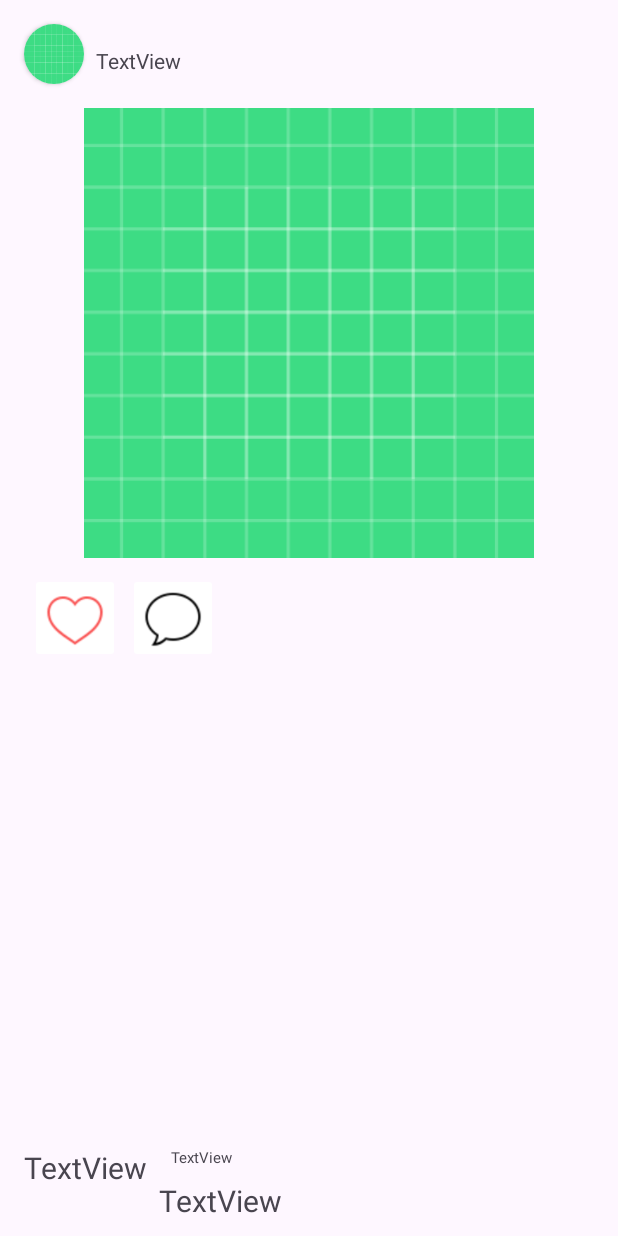
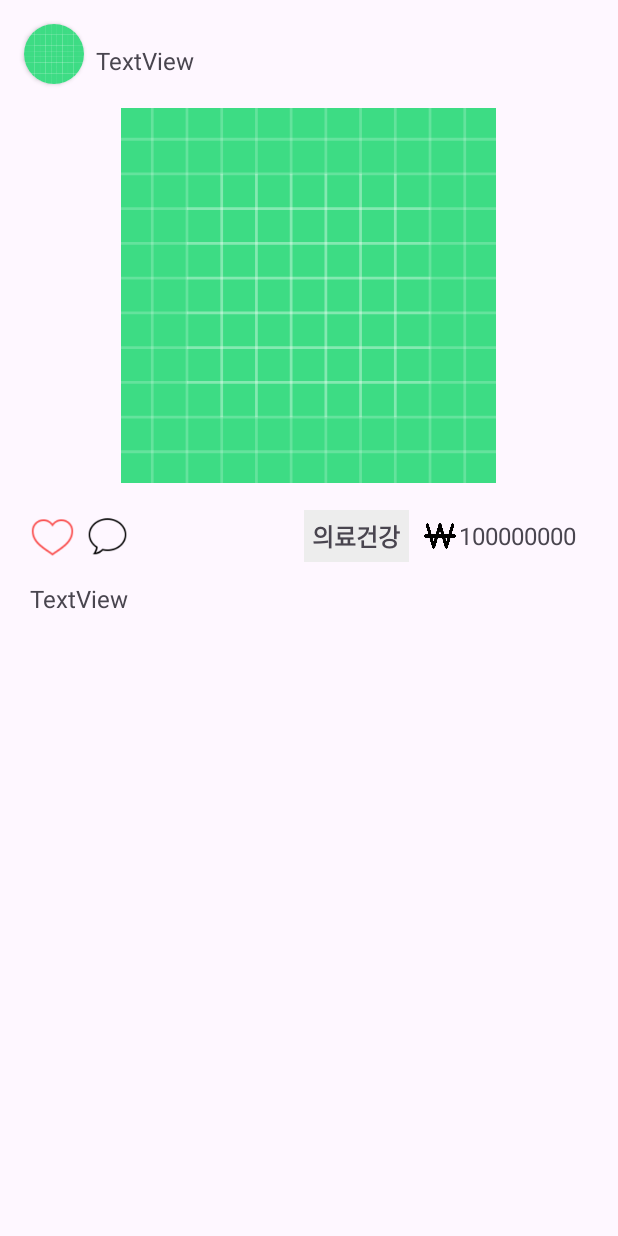
Before and after one commit to 2023-SMHRD-SW-Fullstack-1/HackathonM3W3, an Android app: the layout feed_item.xml on its own in the app's theme, with its tools: preview values and no code run, on a phone screen of 412 x 824 dp. Run offline under Robolectric (Android 15) with nearby library versions, the phone set to English and light mode, and no system bars; network calls fail.

Commit message:
feedDesign good

```diff
--- a/frontend/app/src/main/java/com/hjy/hackathon/adapter/FeedAdapter.kt
+++ b/frontend/app/src/main/java/com/hjy/hackathon/adapter/FeedAdapter.kt
@@ -11,6 +11,7 @@ import androidx.recyclerview.widget.RecyclerView
 import com.hjy.hackathon.vo.FeedVO
 import com.hjy.hackathon.viewHolder.FeedViewHolder
 import com.bumptech.glide.Glide
+import com.hjy.hackathon.R
 
 class FeedAdapter(var context: Context, var template: Int, var data: ArrayList<FeedVO>) :
     RecyclerView.Adapter<FeedViewHolder>() {
@@ -31,15 +32,17 @@ class FeedAdapter(var context: Context, var template: Int, var data: ArrayList<F
     override fun onBindViewHolder(holder: FeedViewHolder, position: Int) {
         val feed = data[position]
 
-        if (feed.mb_profile != null){
+        if (feed.mb_profile != null) {
             val imageBytesProfile = Base64.decode(feed.mb_profile, 0);
-            val imageProfile = BitmapFactory.decodeByteArray(imageBytesProfile, 0, imageBytesProfile.size);
+            val imageProfile =
+                BitmapFactory.decodeByteArray(imageBytesProfile, 0, imageBytesProfile.size);
             holder.img_profile.setImageBitmap(imageProfile);
         }
 
         if (feed.board_img != null) {
             val imageBytesContent = Base64.decode(feed.board_img, 0);
-            val imageContent = BitmapFactory.decodeByteArray(imageBytesContent, 0, imageBytesContent.size);
+            val imageContent =
+                BitmapFactory.decodeByteArray(imageBytesContent, 0, imageBytesContent.size);
             holder.img_content.setImageBitmap(imageContent);
         }
 
@@ -47,6 +50,18 @@ class FeedAdapter(var context: Context, var template: Int, var data: ArrayList<F
         holder.tv_content.text = feed.board_content
         holder.tv_cost.text = feed.board_cost.toString()
         holder.tv_category.text = feed.board_cg
+
+        var i = false;
+        holder.img_like.setOnClickListener {
+            if (i == true) {
+                holder.img_like.setImageResource(R.drawable.feedunlike)
+                i = false
+            } else {
+                holder.img_like.setImageResource(R.drawable.feedlike)
+                i = true
+            }
+        }
+
 
 //        Glide.with(holder.itemView.context).load(feed.board_img).into(holder.img_content)
 //        var feedList : FeedVO = data.get(position)
--- a/frontend/app/src/main/java/com/hjy/hackathon/mainfragment/FeedFragment.kt
+++ b/frontend/app/src/main/java/com/hjy/hackathon/mainfragment/FeedFragment.kt
@@ -6,6 +6,7 @@ import androidx.fragment.app.Fragment
 import android.view.LayoutInflater
 import android.view.View
 import android.view.ViewGroup
+import android.widget.ImageButton
 import androidx.recyclerview.widget.LinearLayoutManager
 import androidx.recyclerview.widget.RecyclerView
 import com.android.volley.Request
@@ -37,6 +38,8 @@ class FeedFragment : Fragment() {
 
         val data = ArrayList<FeedVO>()
 
+
+        // 가져오기
         val request = object : StringRequest(
             Request.Method.POST,
             "http://172.30.1.28:8888/board/feed",
@@ -50,7 +53,7 @@ class FeedFragment : Fragment() {
                     data.add(feed)
                 }
 
-                val adapter : FeedAdapter = FeedAdapter(requireContext(),R.layout.feed_item ,data)
+                val adapter: FeedAdapter = FeedAdapter(requireContext(), R.layout.feed_item, data)
                 rv_feedList.layoutManager = LinearLayoutManager(requireActivity())
                 rv_feedList.adapter = adapter
 
--- a/frontend/app/src/main/java/com/hjy/hackathon/viewHolder/FeedViewHolder.kt
+++ b/frontend/app/src/main/java/com/hjy/hackathon/viewHolder/FeedViewHolder.kt
@@ -1,6 +1,7 @@
 package com.hjy.hackathon.viewHolder
 
 import android.view.View
+import android.widget.ImageButton
 import android.widget.ImageView
 import android.widget.TextView
 import androidx.recyclerview.widget.RecyclerView.ViewHolder
@@ -13,6 +14,8 @@ class FeedViewHolder(val itemView: View) : ViewHolder(itemView) {
     var tv_category: TextView
     var img_content: ImageView
     var img_profile: ImageView
+    var img_like: ImageView
+    var img_comment: ImageView
 
 
     init {
@@ -22,5 +25,7 @@ class FeedViewHolder(val itemView: View) : ViewHolder(itemView) {
         tv_category = itemView.findViewById(R.id.tv_category)
         img_content = itemView.findViewById(R.id.img_content)
         img_profile = itemView.findViewById(R.id.img_profile)
+        img_like = itemView.findViewById(R.id.img_like)
+        img_comment = itemView.findViewById(R.id.img_comment)
     }
 }
--- a/frontend/app/src/main/res/layout/feed_item.xml
+++ b/frontend/app/src/main/res/layout/feed_item.xml
@@ -3,7 +3,7 @@
     xmlns:app="http://schemas.android.com/apk/res-auto"
     xmlns:tools="http://schemas.android.com/tools"
     android:layout_width="match_parent"
-    android:layout_height="match_parent">
+    android:layout_height="wrap_content">
 
     <androidx.cardview.widget.CardView
         android:id="@+id/cardView2"
@@ -29,14 +29,15 @@
         android:layout_marginStart="8dp"
         android:layout_marginTop="8dp"
         android:text="TextView"
+        android:textSize="16sp"
         app:layout_constraintBottom_toBottomOf="@+id/cardView2"
         app:layout_constraintStart_toEndOf="@+id/cardView2"
         app:layout_constraintTop_toTopOf="@+id/cardView2" />
 
     <ImageView
         android:id="@+id/img_content"
-        android:layout_width="300dp"
-        android:layout_height="300dp"
+        android:layout_width="250dp"
+        android:layout_height="250dp"
         android:layout_marginTop="16dp"
         app:layout_constraintEnd_toEndOf="parent"
         app:layout_constraintHorizontal_bias="0.498"
@@ -46,34 +47,33 @@
 
     <TextView
         android:id="@+id/tv_cost"
-        android:layout_width="wrap_content"
+        android:layout_width="90dp"
         android:layout_height="wrap_content"
-        android:layout_marginStart="16dp"
-        android:text="TextView"
-        android:textSize="10sp"
-        app:layout_constraintBottom_toBottomOf="@+id/tv_category"
-        app:layout_constraintStart_toEndOf="@+id/tv_category"
-        app:layout_constraintTop_toTopOf="@+id/tv_category"
-        app:layout_constraintVertical_bias="0.0" />
+        android:layout_marginTop="24dp"
+        android:layout_marginEnd="16dp"
+        android:text="100000000"
+        android:textSize="16sp"
+        app:layout_constraintEnd_toEndOf="parent"
+        app:layout_constraintTop_toBottomOf="@+id/img_content" />
 
-    <ImageButton
+    <ImageView
         android:id="@+id/img_like"
-        android:layout_width="60dp"
-        android:layout_height="60dp"
+        android:layout_width="30dp"
+        android:layout_height="30dp"
         android:layout_marginStart="20dp"
-        android:layout_marginTop="10dp"
-        android:backgroundTint="#FFFFFF"
+        android:layout_marginTop="20dp"
+        android:backgroundTint="#FEFAFD"
         android:scaleType="centerCrop"
         app:layout_constraintStart_toStartOf="parent"
         app:layout_constraintTop_toBottomOf="@+id/img_content"
         app:srcCompat="@drawable/feedunlike" />
 
-    <ImageButton
+    <ImageView
         android:id="@+id/img_comment"
-        android:layout_width="60dp"
-        android:layout_height="60dp"
-        android:layout_marginStart="5dp"
-        android:backgroundTint="#FFFFFF"
+        android:layout_width="27dp"
+        android:layout_height="27dp"
+        android:layout_marginStart="8dp"
+        android:backgroundTint="#FEFAFD"
         android:scaleType="centerCrop"
         app:layout_constraintBottom_toBottomOf="@+id/img_like"
         app:layout_constraintStart_toEndOf="@+id/img_like"
@@ -82,24 +82,40 @@
 
     <TextView
         android:id="@+id/tv_category"
-        android:layout_width="wrap_content"
+        android:layout_width="70dp"
         android:layout_height="wrap_content"
-        android:layout_marginStart="16dp"
-        android:layout_marginBottom="32dp"
-        android:text="TextView"
-        android:textSize="20sp"
-        app:layout_constraintBottom_toBottomOf="parent"
-        app:layout_constraintStart_toStartOf="parent" />
+        android:layout_marginEnd="8dp"
+        android:background="#EDEDED"
+        android:padding="5dp"
+        android:text="의료건강"
+        android:textAlignment="center"
+        android:textSize="16sp"
+        android:textStyle="bold"
+        app:layout_constraintBottom_toBottomOf="@+id/imageView"
+        app:layout_constraintEnd_toStartOf="@+id/imageView"
+        app:layout_constraintTop_toTopOf="@+id/imageView" />
 
     <TextView
         android:id="@+id/tv_content"
-        android:layout_width="wrap_content"
+        android:layout_width="0dp"
         android:layout_height="wrap_content"
-        android:layout_marginStart="8dp"
-        android:layout_marginTop="8dp"
+        android:layout_marginTop="16dp"
+        android:layout_marginBottom="16dp"
+        android:inputType="text|textMultiLine"
         android:text="TextView"
-        android:textSize="20sp"
-        app:layout_constraintStart_toEndOf="@+id/tv_category"
-        app:layout_constraintTop_toBottomOf="@+id/tv_cost" />
+        android:textSize="16sp"
+        app:layout_constraintBottom_toBottomOf="parent"
+        app:layout_constraintEnd_toEndOf="@+id/tv_cost"
+        app:layout_constraintStart_toStartOf="@+id/img_like"
+        app:layout_constraintTop_toBottomOf="@+id/img_like" />
+
+    <ImageView
+        android:id="@+id/imageView"
+        android:layout_width="25dp"
+        android:layout_height="25dp"
+        app:layout_constraintBottom_toBottomOf="@+id/tv_cost"
+        app:layout_constraintEnd_toStartOf="@+id/tv_cost"
+        app:layout_constraintTop_toTopOf="@+id/tv_cost"
+        app:srcCompat="@drawable/main_won" />
 
 </androidx.constraintlayout.widget.ConstraintLayout>
```
